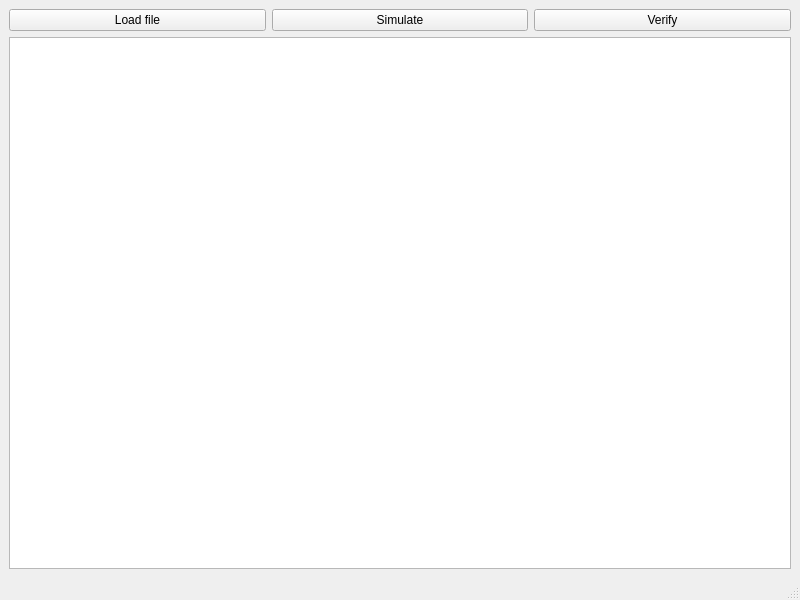
Above: mainwindow.ui from flamingoen/qspin before the change. Below: the same form after it.
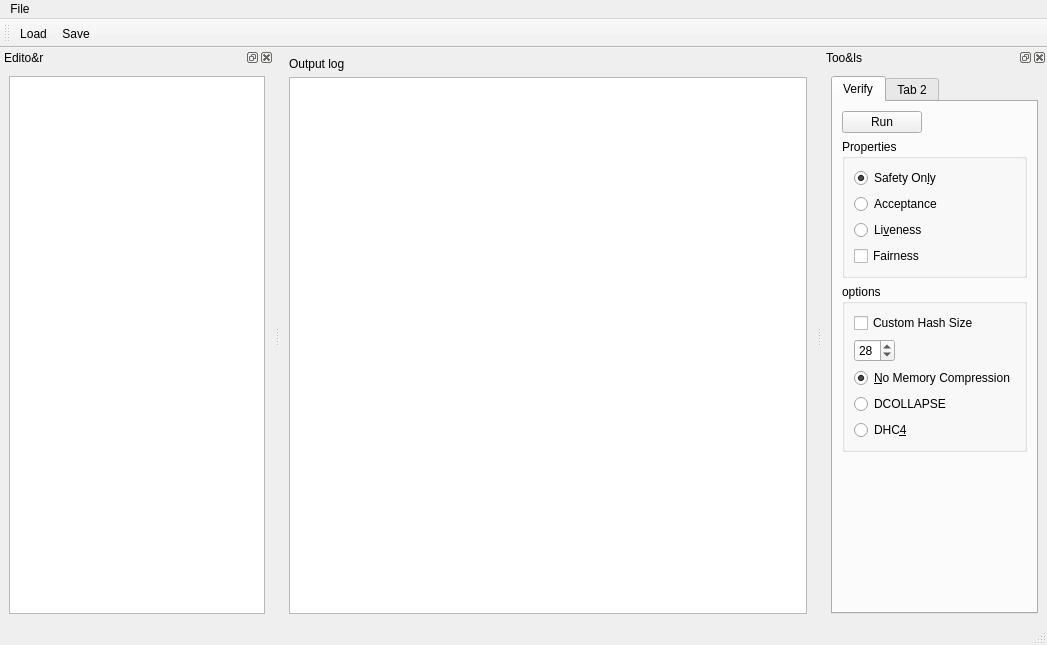
That is the form after the change. Icons and pictures are not drawn.

```diff
--- a/mainwindow.ui
+++ b/mainwindow.ui
@@ -6,8 +6,8 @@
    <rect>
     <x>0</x>
     <y>0</y>
-    <width>800</width>
-    <height>600</height>
+    <width>1047</width>
+    <height>645</height>
    </rect>
   </property>
   <property name="windowTitle">
@@ -16,29 +16,11 @@
   <widget class="QWidget" name="centralwidget">
    <layout class="QVBoxLayout" name="verticalLayout_2">
     <item>
-     <layout class="QHBoxLayout" name="horizontalLayout">
-      <item>
-       <widget class="QPushButton" name="loadButton">
-        <property name="text">
-         <string>Load file</string>
-        </property>
-       </widget>
-      </item>
-      <item>
-       <widget class="QPushButton" name="simulateButton">
-        <property name="text">
-         <string>Simulate</string>
-        </property>
-       </widget>
-      </item>
-      <item>
-       <widget class="QPushButton" name="verifyButton">
-        <property name="text">
-         <string>Verify</string>
-        </property>
-       </widget>
-      </item>
-     </layout>
+     <widget class="QLabel" name="labelOutput">
+      <property name="text">
+       <string>Output log</string>
+      </property>
+     </widget>
     </item>
     <item>
      <widget class="QTextBrowser" name="log"/>
@@ -50,12 +32,263 @@
     <rect>
      <x>0</x>
      <y>0</y>
-     <width>800</width>
+     <width>1047</width>
      <height>27</height>
     </rect>
    </property>
+   <widget class="QMenu" name="menuFile">
+    <property name="title">
+     <string>File</string>
+    </property>
+    <addaction name="actionOpen"/>
+    <addaction name="actionSave"/>
+   </widget>
+   <addaction name="menuFile"/>
   </widget>
   <widget class="QStatusBar" name="statusbar"/>
+  <widget class="QDockWidget" name="editorWidget">
+   <property name="windowTitle">
+    <string>Edito&amp;r</string>
+   </property>
+   <attribute name="dockWidgetArea">
+    <number>1</number>
+   </attribute>
+   <widget class="QWidget" name="editorContent">
+    <layout class="QGridLayout" name="gridLayout">
+     <item row="0" column="1">
+      <widget class="QTextEdit" name="editor">
+       <property name="font">
+        <font>
+         <family>Source Code Pro</family>
+        </font>
+       </property>
+       <property name="lineWrapMode">
+        <enum>QTextEdit::NoWrap</enum>
+       </property>
+       <property name="tabStopWidth">
+        <number>14</number>
+       </property>
+      </widget>
+     </item>
+    </layout>
+   </widget>
+  </widget>
+  <widget class="QDockWidget" name="dockWidget">
+   <property name="windowTitle">
+    <string>Too&amp;ls</string>
+   </property>
+   <attribute name="dockWidgetArea">
+    <number>2</number>
+   </attribute>
+   <widget class="QWidget" name="dockWidgetContents">
+    <layout class="QGridLayout" name="gridLayout_2">
+     <item row="0" column="0">
+      <widget class="QTabWidget" name="tabWidget">
+       <property name="sizePolicy">
+        <sizepolicy hsizetype="Preferred" vsizetype="Preferred">
+         <horstretch>0</horstretch>
+         <verstretch>0</verstretch>
+        </sizepolicy>
+       </property>
+       <property name="currentIndex">
+        <number>0</number>
+       </property>
+       <widget class="QWidget" name="verifyContent">
+        <attribute name="title">
+         <string>Verify</string>
+        </attribute>
+        <layout class="QFormLayout" name="formLayout_2">
+         <item row="1" column="0">
+          <widget class="QPushButton" name="buttonVerify">
+           <property name="text">
+            <string>Run</string>
+           </property>
+           <property name="shortcut">
+            <string>Ctrl+R</string>
+           </property>
+          </widget>
+         </item>
+         <item row="3" column="0" colspan="2">
+          <widget class="QGroupBox" name="groupProperty">
+           <property name="sizePolicy">
+            <sizepolicy hsizetype="MinimumExpanding" vsizetype="Preferred">
+             <horstretch>0</horstretch>
+             <verstretch>0</verstretch>
+            </sizepolicy>
+           </property>
+           <property name="title">
+            <string>Properties</string>
+           </property>
+           <layout class="QVBoxLayout" name="verticalLayout_5">
+            <item>
+             <widget class="QRadioButton" name="radioSafety">
+              <property name="text">
+               <string>Safety On&amp;ly</string>
+              </property>
+              <property name="checked">
+               <bool>true</bool>
+              </property>
+             </widget>
+            </item>
+            <item>
+             <widget class="QRadioButton" name="radioAcceptance">
+              <property name="text">
+               <string>Acceptance</string>
+              </property>
+              <property name="checkable">
+               <bool>true</bool>
+              </property>
+             </widget>
+            </item>
+            <item>
+             <widget class="QRadioButton" name="radioLiveness">
+              <property name="text">
+               <string>Li&amp;veness</string>
+              </property>
+             </widget>
+            </item>
+            <item>
+             <widget class="QCheckBox" name="checkFairness">
+              <property name="text">
+               <string>Fairness</string>
+              </property>
+             </widget>
+            </item>
+           </layout>
+          </widget>
+         </item>
+         <item row="4" column="0" colspan="2">
+          <widget class="QGroupBox" name="groupAdvanced">
+           <property name="title">
+            <string>options</string>
+           </property>
+           <layout class="QFormLayout" name="formLayout_3">
+            <property name="labelAlignment">
+             <set>Qt::AlignLeading|Qt::AlignLeft|Qt::AlignVCenter</set>
+            </property>
+            <item row="2" column="0">
+             <widget class="QCheckBox" name="checkHashSize">
+              <property name="text">
+               <string>Custom Hash Size</string>
+              </property>
+             </widget>
+            </item>
+            <item row="3" column="0">
+             <widget class="QSpinBox" name="spinBoxHashSize">
+              <property name="sizePolicy">
+               <sizepolicy hsizetype="Maximum" vsizetype="Fixed">
+                <horstretch>0</horstretch>
+                <verstretch>0</verstretch>
+               </sizepolicy>
+              </property>
+              <property name="value">
+               <number>28</number>
+              </property>
+             </widget>
+            </item>
+            <item row="5" column="0">
+             <widget class="QRadioButton" name="radioDCOLLAPSE">
+              <property name="text">
+               <string>DCOLLAPSE</string>
+              </property>
+              <property name="checkable">
+               <bool>true</bool>
+              </property>
+              <property name="autoExclusive">
+               <bool>true</bool>
+              </property>
+             </widget>
+            </item>
+            <item row="6" column="0">
+             <widget class="QRadioButton" name="radioDH4">
+              <property name="text">
+               <string>DHC&amp;4</string>
+              </property>
+              <property name="autoExclusive">
+               <bool>true</bool>
+              </property>
+             </widget>
+            </item>
+            <item row="4" column="0">
+             <widget class="QRadioButton" name="radioNoMem">
+              <property name="text">
+               <string>&amp;No Memory Compression</string>
+              </property>
+              <property name="checked">
+               <bool>true</bool>
+              </property>
+             </widget>
+            </item>
+           </layout>
+          </widget>
+         </item>
+        </layout>
+       </widget>
+       <widget class="QWidget" name="tab_2">
+        <attribute name="title">
+         <string>Tab 2</string>
+        </attribute>
+       </widget>
+      </widget>
+     </item>
+    </layout>
+   </widget>
+  </widget>
+  <widget class="QToolBar" name="toolBar">
+   <property name="windowTitle">
+    <string>toolBar</string>
+   </property>
+   <attribute name="toolBarArea">
+    <enum>TopToolBarArea</enum>
+   </attribute>
+   <attribute name="toolBarBreak">
+    <bool>false</bool>
+   </attribute>
+   <addaction name="actionLoad"/>
+   <addaction name="actionSave"/>
+  </widget>
+  <action name="actionLoad">
+   <property name="icon">
+    <iconset theme="folder">
+     <normaloff>.</normaloff>.</iconset>
+   </property>
+   <property name="text">
+    <string>Load</string>
+   </property>
+   <property name="toolTip">
+    <string>load file into the program</string>
+   </property>
+   <property name="shortcut">
+    <string>Ctrl+O</string>
+   </property>
+  </action>
+  <action name="actionSave">
+   <property name="icon">
+    <iconset theme="document-save">
+     <normaloff>.</normaloff>.</iconset>
+   </property>
+   <property name="text">
+    <string>&amp;Save</string>
+   </property>
+   <property name="toolTip">
+    <string>Save file</string>
+   </property>
+   <property name="shortcut">
+    <string>Ctrl+S</string>
+   </property>
+  </action>
+  <action name="actionOpen">
+   <property name="icon">
+    <iconset theme="document-open">
+     <normaloff>.</normaloff>.</iconset>
+   </property>
+   <property name="text">
+    <string>&amp;Open</string>
+   </property>
+   <property name="shortcut">
+    <string>Ctrl+O</string>
+   </property>
+  </action>
  </widget>
  <resources/>
  <connections/>
```
